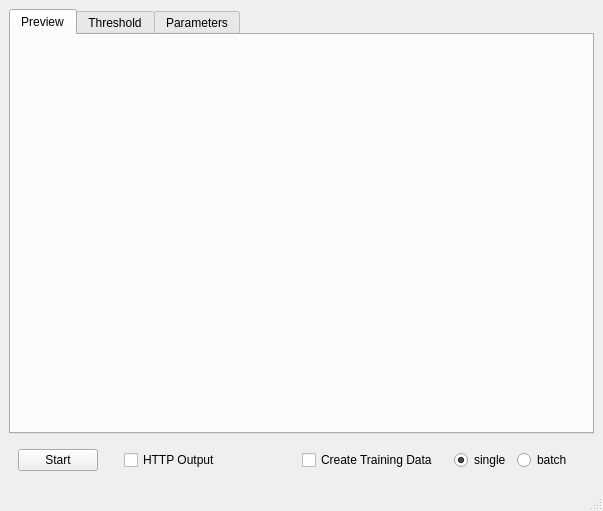
janelia-idf/bias, file src/demo/fly_sorter/fly_sorter_window.ui: the form before one commit.
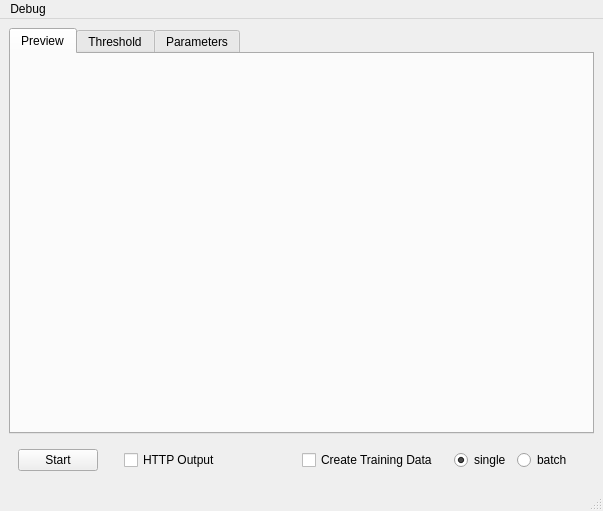
The form after the commit.

Commit message: Adde debug output - cropped images and detection data log.

```diff
--- a/src/demo/fly_sorter/fly_sorter_window.ui
+++ b/src/demo/fly_sorter/fly_sorter_window.ui
@@ -227,6 +227,14 @@
      <height>20</height>
     </rect>
    </property>
+   <widget class="QMenu" name="menuDebugPtr_">
+    <property name="title">
+     <string>Debug</string>
+    </property>
+    <addaction name="actionDebugImagesPtr_"/>
+    <addaction name="actionDebugDataLogPtr_"/>
+   </widget>
+   <addaction name="menuDebugPtr_"/>
   </widget>
   <widget class="QStatusBar" name="statusbar"/>
   <action name="actionParametersPtr_">
```
Left out of the diff: 16 changed lines with no effect on the pictures. The commit also changes 4 other files.
